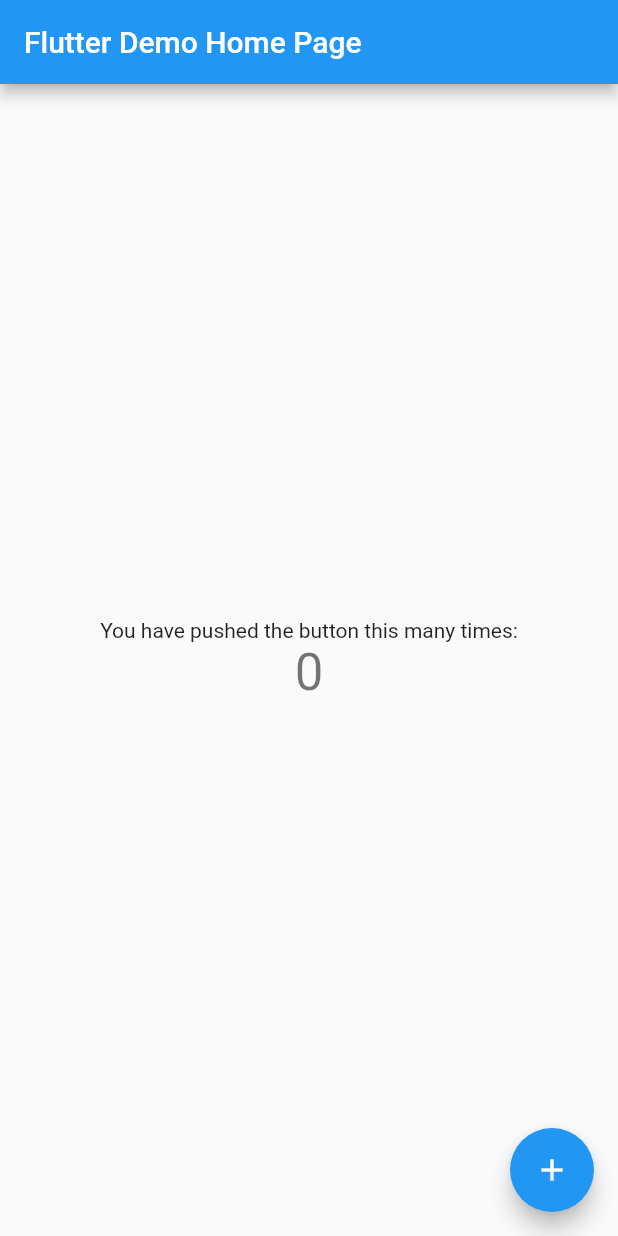
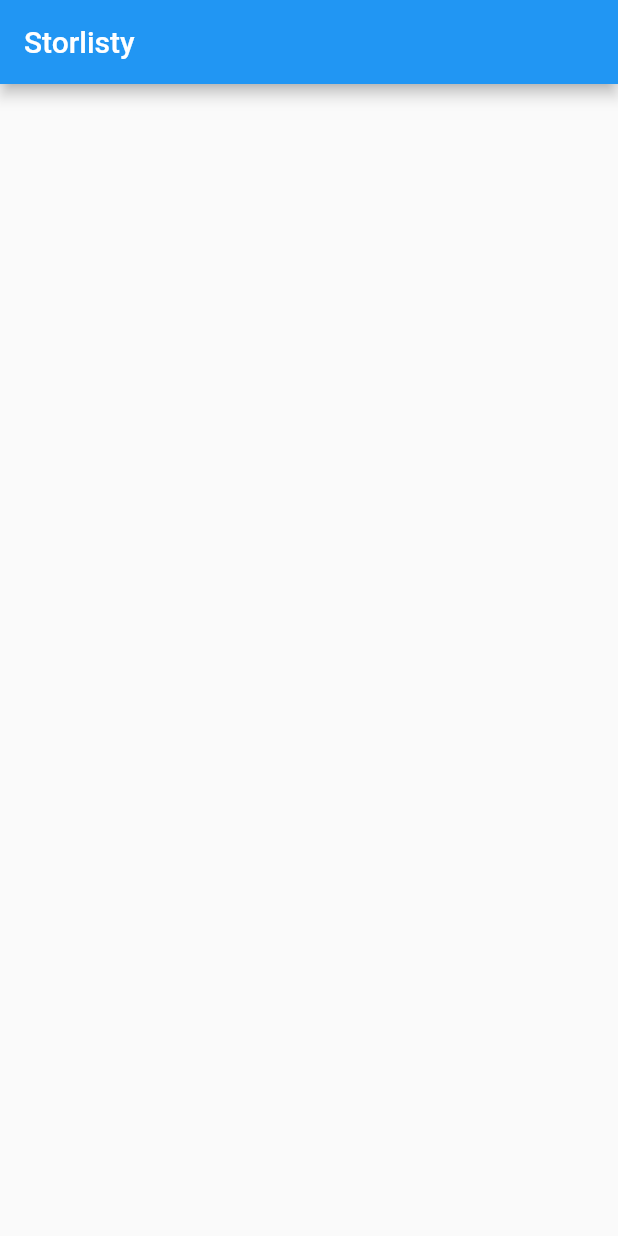
Before and after one commit to Dextavision/storlisty, a Flutter app: the screen it shows after launch, on a phone screen of 412 x 824 dp. Run offline on Flutter 3.47's test engine with Material 2 defaults, Android fonts, the phone set to English and light mode, and no system bars.

Commit message:
started home screen

```diff
--- a/lib/main.dart
+++ b/lib/main.dart
@@ -1,117 +1,14 @@
 import 'package:flutter/material.dart';
+import 'package:storlisty/views/home/home.dart';
 
-void main() {
-  runApp(MyApp());
-}
+void main() => runApp(MyApp());
 
 class MyApp extends StatelessWidget {
-  // This widget is the root of your application.
   @override
   Widget build(BuildContext context) {
     return MaterialApp(
-      title: 'Flutter Demo',
-      theme: ThemeData(
-        // This is the theme of your application.
-        //
-        // Try running your application with "flutter run". You'll see the
-        // application has a blue toolbar. Then, without quitting the app, try
-        // changing the primarySwatch below to Colors.green and then invoke
-        // "hot reload" (press "r" in the console where you ran "flutter run",
-        // or simply save your changes to "hot reload" in a Flutter IDE).
-        // Notice that the counter didn't reset back to zero; the application
-        // is not restarted.
-        primarySwatch: Colors.blue,
-        // This makes the visual density adapt to the platform that you run
-        // the app on. For desktop platforms, the controls will be smaller and
-        // closer together (more dense) than on mobile platforms.
-        visualDensity: VisualDensity.adaptivePlatformDensity,
-      ),
-      home: MyHomePage(title: 'Flutter Demo Home Page'),
+      title: 'Storlisty',
+      home: Home()
     );
   }
 }
-
-class MyHomePage extends StatefulWidget {
-  MyHomePage({Key key, this.title}) : super(key: key);
-
-  // This widget is the home page of your application. It is stateful, meaning
-  // that it has a State object (defined below) that contains fields that affect
-  // how it looks.
-
-  // This class is the configuration for the state. It holds the values (in this
-  // case the title) provided by the parent (in this case the App widget) and
-  // used by the build method of the State. Fields in a Widget subclass are
-  // always marked "final".
-
-  final String title;
-
-  @override
-  _MyHomePageState createState() => _MyHomePageState();
-}
-
-class _MyHomePageState extends State<MyHomePage> {
-  int _counter = 0;
-
-  void _incrementCounter() {
-    setState(() {
-      // This call to setState tells the Flutter framework that something has
-      // changed in this State, which causes it to rerun the build method below
-      // so that the display can reflect the updated values. If we changed
-      // _counter without calling setState(), then the build method would not be
-      // called again, and so nothing would appear to happen.
-      _counter++;
-    });
-  }
-
-  @override
-  Widget build(BuildContext context) {
-    // This method is rerun every time setState is called, for instance as done
-    // by the _incrementCounter method above.
-    //
-    // The Flutter framework has been optimized to make rerunning build methods
-    // fast, so that you can just rebuild anything that needs updating rather
-    // than having to individually change instances of widgets.
-    return Scaffold(
-      appBar: AppBar(
-        // Here we take the value from the MyHomePage object that was created by
-        // the App.build method, and use it to set our appbar title.
-        title: Text(widget.title),
-      ),
-      body: Center(
-        // Center is a layout widget. It takes a single child and positions it
-        // in the middle of the parent.
-        child: Column(
-          // Column is also a layout widget. It takes a list of children and
-          // arranges them vertically. By default, it sizes itself to fit its
-          // children horizontally, and tries to be as tall as its parent.
-          //
-          // Invoke "debug painting" (press "p" in the console, choose the
-          // "Toggle Debug Paint" action from the Flutter Inspector in Android
-          // Studio, or the "Toggle Debug Paint" command in Visual Studio Code)
-          // to see the wireframe for each widget.
-          //
-          // Column has various properties to control how it sizes itself and
-          // how it positions its children. Here we use mainAxisAlignment to
-          // center the children vertically; the main axis here is the vertical
-          // axis because Columns are vertical (the cross axis would be
-          // horizontal).
-          mainAxisAlignment: MainAxisAlignment.center,
-          children: <Widget>[
-            Text(
-              'You have pushed the button this many times:',
-            ),
-            Text(
-              '$_counter',
-              style: Theme.of(context).textTheme.headline4,
-            ),
-          ],
-        ),
-      ),
-      floatingActionButton: FloatingActionButton(
-        onPressed: _incrementCounter,
-        tooltip: 'Increment',
-        child: Icon(Icons.add),
-      ), // This trailing comma makes auto-formatting nicer for build methods.
-    );
-  }
-}
--- /dev/null
+++ b/lib/views/home/home.dart
@@ -0,0 +1,13 @@
+import 'package:flutter/material.dart';
+
+class Home extends StatelessWidget {
+  @override
+  Widget build(BuildContext context) {
+    return Scaffold(
+      appBar: AppBar(
+        title: Text('Storlisty'),
+
+      ),
+    );
+  }
+}
```
Also changed, not shown: 1 other file.
